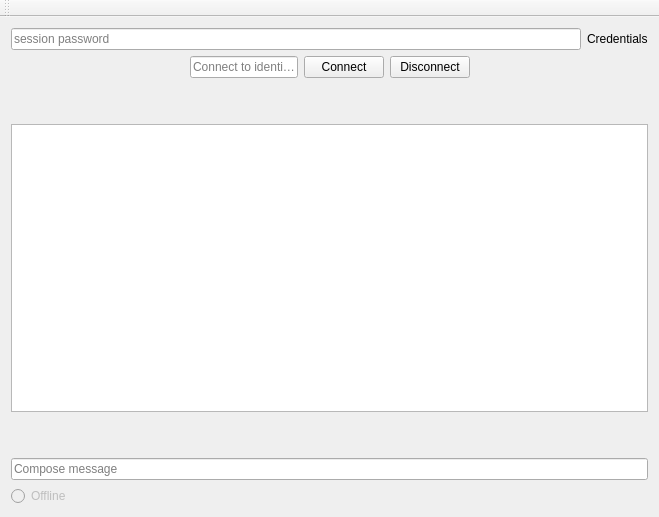
blabu/CommunicationUI, file mainwindow.ui: the form before one commit.
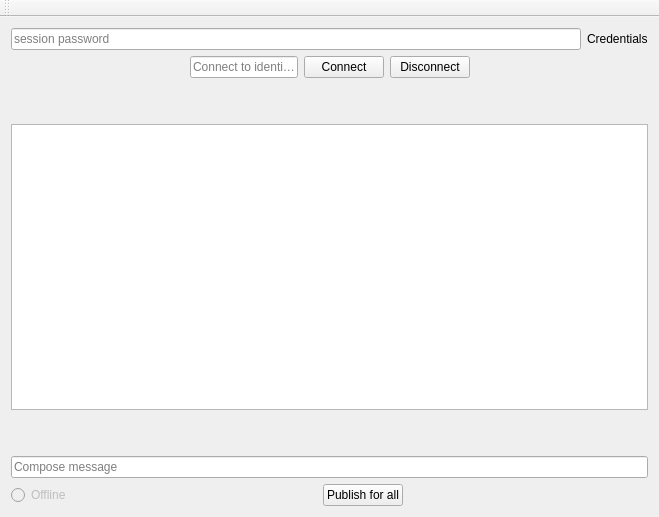
The form after the commit.

The edit to the form file:
```diff
--- a/mainwindow.ui
+++ b/mainwindow.ui
@@ -18,6 +18,53 @@
   </property>
   <widget class="QWidget" name="centralWidget">
    <layout class="QGridLayout" name="gridLayout">
+    <item row="1" column="0">
+     <layout class="QHBoxLayout" name="horizontalLayout">
+      <item>
+       <widget class="QRadioButton" name="indicator">
+        <property name="enabled">
+         <bool>false</bool>
+        </property>
+        <property name="text">
+         <string>Offline</string>
+        </property>
+       </widget>
+      </item>
+      <item>
+       <spacer name="horizontalSpacer">
+        <property name="orientation">
+         <enum>Qt::Horizontal</enum>
+        </property>
+        <property name="sizeHint" stdset="0">
+         <size>
+          <width>40</width>
+          <height>20</height>
+         </size>
+        </property>
+       </spacer>
+      </item>
+      <item>
+       <widget class="QPushButton" name="sendEverybody">
+        <property name="text">
+         <string>Publish for all</string>
+        </property>
+       </widget>
+      </item>
+      <item>
+       <spacer name="horizontalSpacer_2">
+        <property name="orientation">
+         <enum>Qt::Horizontal</enum>
+        </property>
+        <property name="sizeHint" stdset="0">
+         <size>
+          <width>40</width>
+          <height>20</height>
+         </size>
+        </property>
+       </spacer>
+      </item>
+     </layout>
+    </item>
     <item row="0" column="0">
      <layout class="QVBoxLayout" name="base">
       <property name="sizeConstraint">
@@ -161,16 +208,6 @@
       </item>
      </layout>
     </item>
-    <item row="1" column="0">
-     <widget class="QRadioButton" name="indicator">
-      <property name="enabled">
-       <bool>false</bool>
-      </property>
-      <property name="text">
-       <string>Offline</string>
-      </property>
-     </widget>
-    </item>
    </layout>
   </widget>
   <widget class="QMenuBar" name="menuBar">
```
